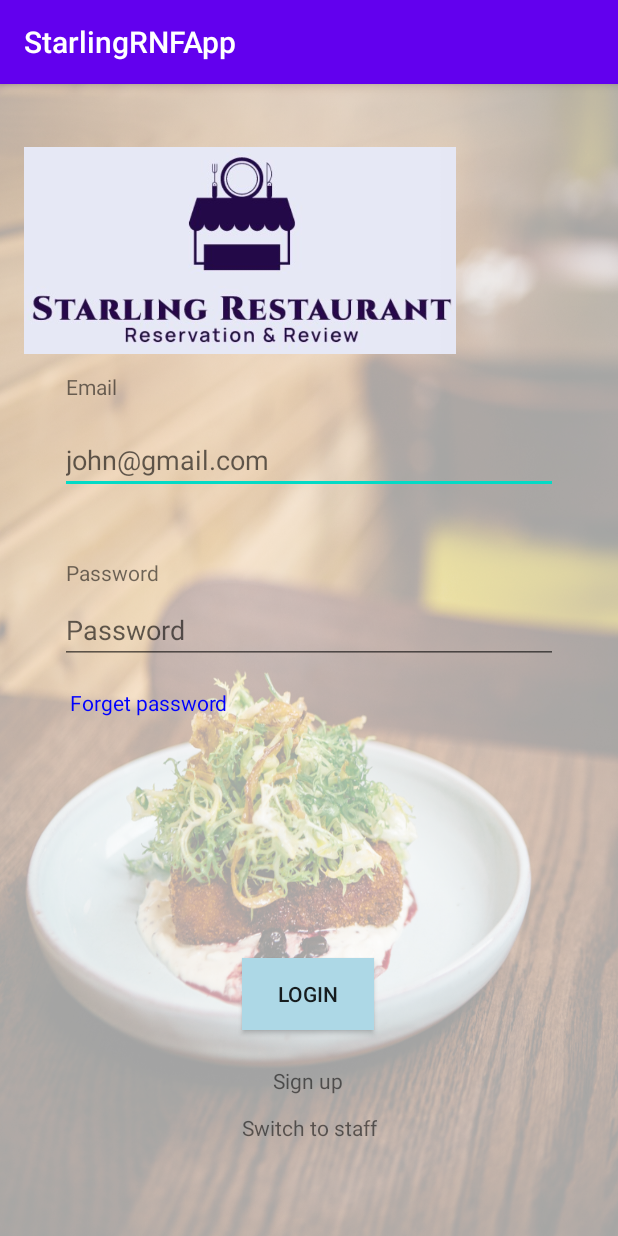
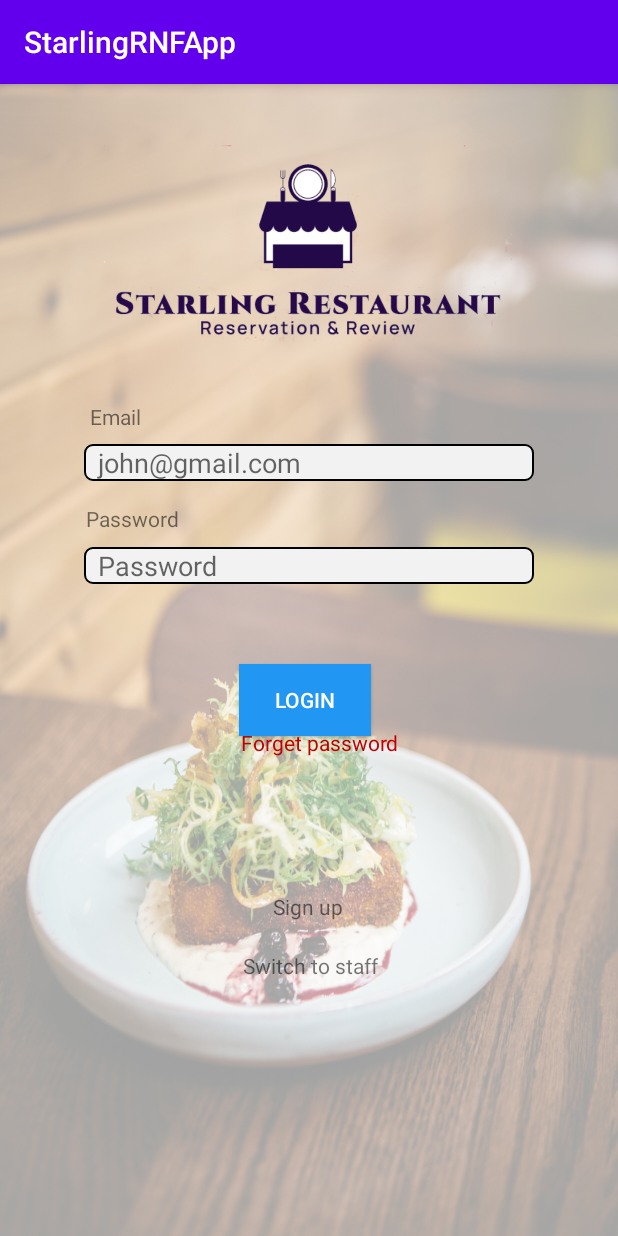
Before and after one commit to Hawwa11/StarlingRNFApp, an Android app: the screen it shows after launch (LoginActivity), on a phone screen of 412 x 824 dp. Run offline under Robolectric (Android 15) with nearby library versions, the phone set to English and light mode, and no system bars; our stand-ins replace Firebase (no records; nobody signed in at launch, a user with empty details on screens opened directly).

Commit message:
update user interface

```diff
--- /dev/null
+++ b/app/src/main/res/drawable/textbox.xml
@@ -0,0 +1,16 @@
+<?xml version="1.0" encoding="utf-8"?>
+<shape xmlns:android="http://schemas.android.com/apk/res/android"
+        android:shape="rectangle">
+
+        <solid
+            android:color="@color/gray"/>
+
+        <corners
+            android:bottomRightRadius="5dp"
+            android:bottomLeftRadius="5dp"
+            android:topLeftRadius="5dp"
+            android:topRightRadius="5dp"/>
+        <stroke
+            android:color="#000000"
+            android:width="1dp"/>
+    </shape>
--- a/app/src/main/res/layout/activity_login.xml
+++ b/app/src/main/res/layout/activity_login.xml
@@ -12,30 +12,39 @@
     tools:context=".LoginActivity"
     android:background="@drawable/background1">
 
-
+    <ImageView
+        android:id="@+id/imageView5"
+        android:layout_width="272dp"
+        android:layout_height="188dp"
+        app:layout_constraintBottom_toBottomOf="parent"
+        app:layout_constraintEnd_toEndOf="parent"
+        app:layout_constraintHorizontal_bias="0.496"
+        app:layout_constraintStart_toStartOf="parent"
+        app:layout_constraintTop_toTopOf="parent"
+        app:layout_constraintVertical_bias="0.0"
+        app:srcCompat="@drawable/starling_logo" />
 
     <TextView
         android:id="@+id/email"
         android:layout_width="wrap_content"
         android:layout_height="wrap_content"
-        android:layout_marginStart="28dp"
-        android:layout_marginTop="176dp"
+        android:layout_marginStart="44dp"
+        android:layout_marginTop="196dp"
         android:text="Email"
         app:layout_constraintStart_toStartOf="parent"
         app:layout_constraintTop_toTopOf="parent" />
 
     <EditText
         android:id="@+id/etemail"
-        android:layout_width="0dp"
+        android:layout_width="300dp"
         android:layout_height="wrap_content"
-        android:layout_marginStart="24dp"
-        android:layout_marginTop="212dp"
-        android:layout_marginEnd="24dp"
+        android:layout_marginTop="224dp"
+        android:height="10dp"
+        android:background="@drawable/textbox"
         android:hint="@string/prompt_email"
         android:inputType="textEmailAddress"
         android:selectAllOnFocus="true"
         app:layout_constraintEnd_toEndOf="parent"
-        app:layout_constraintHorizontal_bias="0.156"
         app:layout_constraintStart_toStartOf="parent"
         app:layout_constraintTop_toTopOf="parent" />
 
@@ -43,26 +52,26 @@
         android:id="@+id/password"
         android:layout_width="wrap_content"
         android:layout_height="wrap_content"
-        android:layout_marginStart="28dp"
-        android:layout_marginTop="300dp"
+        android:layout_marginTop="264dp"
         android:text="Password"
+        app:layout_constraintEnd_toEndOf="parent"
+        app:layout_constraintHorizontal_bias="0.129"
         app:layout_constraintStart_toStartOf="parent"
         app:layout_constraintTop_toTopOf="parent" />
 
     <EditText
         android:id="@+id/etpass"
-        android:layout_width="0dp"
+        android:layout_width="300dp"
         android:layout_height="wrap_content"
-        android:layout_marginStart="24dp"
-        android:layout_marginTop="68dp"
-        android:layout_marginEnd="24dp"
+        android:layout_marginTop="44dp"
+        android:background="@drawable/textbox"
         android:hint="@string/prompt_password"
         android:imeActionLabel="@string/action_sign_in_short"
         android:imeOptions="actionDone"
         android:inputType="textPassword"
         android:selectAllOnFocus="true"
         app:layout_constraintEnd_toEndOf="parent"
-        app:layout_constraintHorizontal_bias="0.593"
+        app:layout_constraintHorizontal_bias="0.504"
         app:layout_constraintStart_toStartOf="parent"
         app:layout_constraintTop_toBottomOf="@+id/etemail" />
 
@@ -70,12 +79,11 @@
         android:id="@+id/tvforgetpass"
         android:layout_width="wrap_content"
         android:layout_height="wrap_content"
-        android:layout_marginTop="16dp"
-        android:layout_marginEnd="168dp"
+        android:layout_marginTop="96dp"
         android:text="Forget password"
-        android:textColor="@color/blue"
+        android:textColor="@color/red"
         app:layout_constraintEnd_toEndOf="parent"
-        app:layout_constraintHorizontal_bias="0.29"
+        app:layout_constraintHorizontal_bias="0.526"
         app:layout_constraintStart_toStartOf="parent"
         app:layout_constraintTop_toBottomOf="@+id/etpass" />
 
@@ -84,24 +92,21 @@
         android:layout_width="wrap_content"
         android:layout_height="wrap_content"
         android:layout_gravity="start"
-        android:layout_marginStart="48dp"
-        android:layout_marginTop="16dp"
-        android:layout_marginEnd="48dp"
-        android:layout_marginBottom="64dp"
         android:text="login"
-        android:background="#ADD8E6"
+        android:textColor="@color/white"
+        android:background="@color/blue"
         app:layout_constraintBottom_toBottomOf="parent"
         app:layout_constraintEnd_toEndOf="parent"
-        app:layout_constraintHorizontal_bias="0.497"
+        app:layout_constraintHorizontal_bias="0.492"
         app:layout_constraintStart_toStartOf="parent"
         app:layout_constraintTop_toBottomOf="@+id/etpass"
-        app:layout_constraintVertical_bias="0.759" />
+        app:layout_constraintVertical_bias="0.143" />
 
     <TextView
         android:id="@+id/tvsignup"
         android:layout_width="wrap_content"
         android:layout_height="wrap_content"
-        android:layout_marginTop="24dp"
+        android:layout_marginTop="104dp"
         android:text="Sign up"
         app:layout_constraintEnd_toEndOf="parent"
         app:layout_constraintHorizontal_bias="0.498"
@@ -112,9 +117,10 @@
         android:id="@+id/tvswitch"
         android:layout_width="wrap_content"
         android:layout_height="wrap_content"
-        android:layout_marginTop="12dp"
+        android:layout_marginTop="20dp"
         android:text="Switch to staff"
         app:layout_constraintEnd_toEndOf="parent"
+        app:layout_constraintHorizontal_bias="0.503"
         app:layout_constraintStart_toStartOf="parent"
         app:layout_constraintTop_toBottomOf="@+id/tvsignup" />
 
@@ -123,10 +129,6 @@
         android:layout_width="wrap_content"
         android:layout_height="wrap_content"
         android:layout_gravity="center"
-        android:layout_marginStart="32dp"
-        android:layout_marginTop="64dp"
-        android:layout_marginEnd="32dp"
-        android:layout_marginBottom="64dp"
         android:visibility="gone"
         app:layout_constraintBottom_toBottomOf="parent"
         app:layout_constraintEnd_toEndOf="@+id/etpass"
@@ -134,12 +136,6 @@
         app:layout_constraintTop_toTopOf="parent"
         app:layout_constraintVertical_bias="0.3" />
 
-    <ImageView
-        android:id="@+id/imageView"
-        android:layout_width="288dp"
-        android:layout_height="190dp"
-        app:srcCompat="@drawable/starling_logo"
-        tools:layout_editor_absoluteX="61dp"
-        tools:layout_editor_absoluteY="-10dp" />
+
 
 </androidx.constraintlayout.widget.ConstraintLayout>
--- a/app/src/main/res/values/colors.xml
+++ b/app/src/main/res/values/colors.xml
@@ -4,5 +4,7 @@
     <color name="colorPrimaryDark">#3700B3</color>
     <color name="colorAccent">#03DAC5</color>
     <color name="white">#FFFFFF</color>
-    <color name="blue">#0000FF</color>
+    <color name="gray">#F2F2F2</color>
+    <color name="red">#C00000</color>
+    <color name="blue">#2196F3</color>
 </resources>
--- a/app/src/main/res/values/strings.xml
+++ b/app/src/main/res/values/strings.xml
@@ -1,8 +1,8 @@
 <resources>
     <string name="app_name">StarlingRNFApp</string>
     <!-- Strings related to login -->
-    <string name="prompt_email">john@gmail.com</string>
-    <string name="prompt_password">Password</string>
+    <string name="prompt_email">&#160;&#160;john@gmail.com</string>
+    <string name="prompt_password">&#160;&#160;Password</string>
     <string name="action_sign_in">Sign in or register</string>
     <string name="action_sign_in_short">Sign in</string>
     <string name="welcome">"Welcome !"</string>
```
Also changed, not shown: app/src/main/res/drawable/starling_logo.jpg (deleted), app/src/main/res/drawable/starling_logo.png (added).
